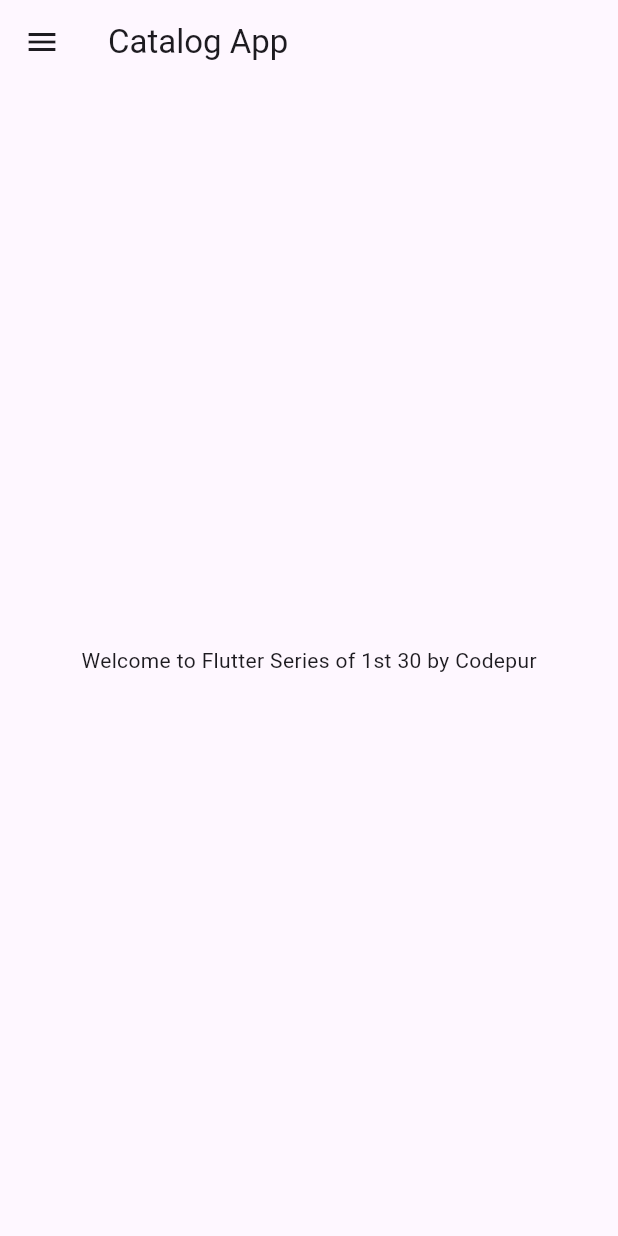
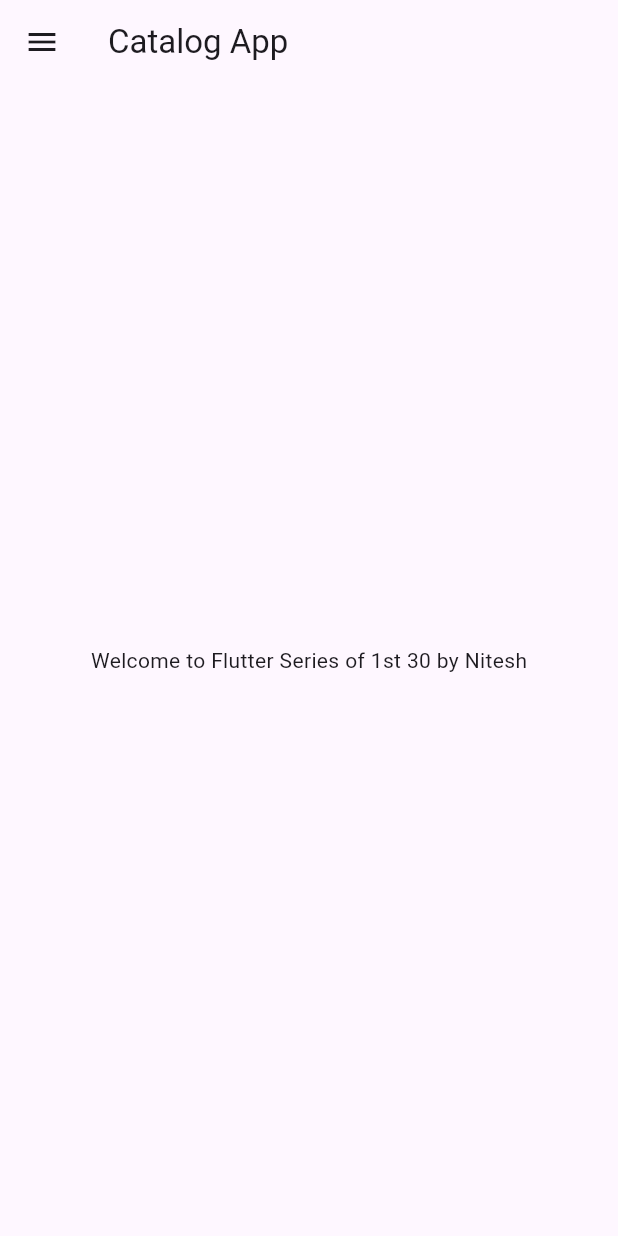
Before and after one commit to Niteshsharma831/Catelog, a Flutter app: the screen it shows after launch, on a phone screen of 412 x 824 dp. Run offline on Flutter 3.47's test engine with Material 3 defaults, Android fonts, the phone set to English and light mode, and no system bars.

Commit message:
Day3 Completed

```diff
--- /dev/null
+++ b/lib/Pages/home_page.dart
@@ -0,0 +1,22 @@
+import 'package:flutter/material.dart';
+
+class HomePage extends StatelessWidget {
+  const HomePage({super.key});
+
+  @override
+  Widget build(BuildContext context) {
+    final int days = 30;
+    final String name = 'Nitesh';
+    return Scaffold(
+      appBar: AppBar(
+        title: Text('Catalog App'),
+      ),
+      body: Center(
+        child: Container(
+          child: Text("Welcome to Flutter Series of 1st $days by $name"),
+        ),
+      ),
+      drawer: Drawer(),
+    );
+  }
+}
--- a/lib/home_page.dart
+++ /dev/null
@@ -1,24 +0,0 @@
-import 'package:flutter/material.dart';
-
-class HomePage extends StatelessWidget {
-  const HomePage({super.key});
-
-  @override
-  Widget build(BuildContext context) {
-    final int days = 30;
-    final String name = 'Codepur';
-    return MaterialApp(
-      home: Scaffold(
-        appBar: AppBar(
-          title: Text('Catalog App'),
-        ),
-        body: Center(
-          child: Container(
-            child: Text("Welcome to Flutter Series of 1st $days by $name"),
-          ),
-        ),
-        drawer: Drawer(),
-      ),
-    );
-  }
-}
--- a/lib/main.dart
+++ b/lib/main.dart
@@ -1,17 +1,26 @@
 import 'package:flutter/material.dart';
-import 'package:my_first_app/home_page.dart';
+import 'package:my_first_app/Pages/home_page.dart';
+import 'package:my_first_app/Pages/login_page.dart';
 
 void main() {
   runApp(MyApp());
 }
 
 class MyApp extends StatelessWidget {
-  const MyApp({super.key});
-
   @override
   Widget build(BuildContext context) {
-
-
-    return HomePage();
+    return MaterialApp(
+      themeMode: ThemeMode.light,
+      theme: ThemeData(primarySwatch: Colors.deepPurple),
+      darkTheme: ThemeData(
+        brightness: Brightness.dark,
+      ),
+      initialRoute: "/home",
+      routes: {
+        "/": (context) => LoginPage(),
+        "/home": (context) => HomePage(),
+        "/Login": (context) => LoginPage()
+      },
+    );
   }
 }
```
Also changed, not shown: lib/Pages/login_page.dart (added, +16 -0 lines).
